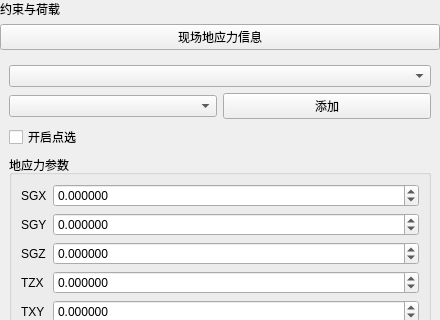
Old version of the form plugins/Base_PhysicalField/GeoStressPointPage.ui in the repository asd977/base_cae; both pictures show x 0 to 440 and y 0 to 320 of the 440 by 833 pixel window.
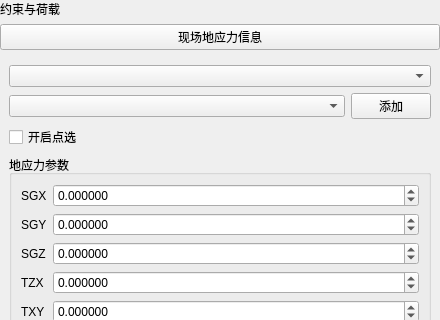
New version of the form. Custom widgets are drawn as their Qt base class.

```diff
--- a/plugins/Base_PhysicalField/GeoStressPointPage.ui
+++ b/plugins/Base_PhysicalField/GeoStressPointPage.ui
@@ -62,6 +62,12 @@
      </item>
      <item>
       <widget class="QPushButton" name="btnBatchAdd">
+          <property name="sizePolicy">
+           <sizepolicy hsizetype="Fixed" vsizetype="Fixed">
+            <horstretch>0</horstretch>
+            <verstretch>0</verstretch>
+           </sizepolicy>
+          </property>
        <property name="text">
         <string>添加</string>
        </property>
```
Left out of the diff: 24 changed lines with no effect on the pictures. Lines whose indentation alone changed are shown as unchanged.
